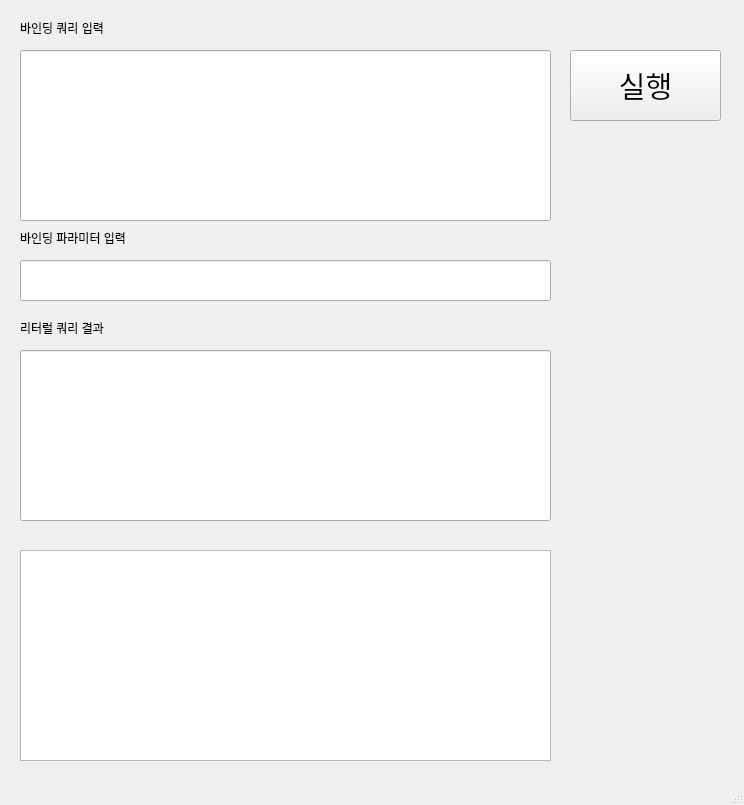
The window that pythonProject/BindingQueryConvert/BindingQueryConvert.ui (kimhopepa/PythonPjt) describes before a commit, drawn with Qt 5.
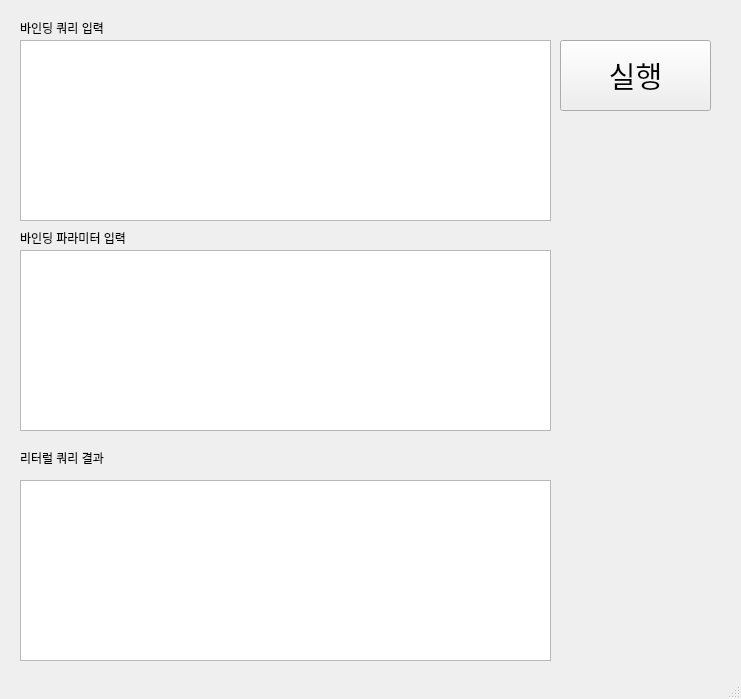
The same window after the commit.

What changed in the file:
```diff
--- a/pythonProject/BindingQueryConvert/BindingQueryConvert.ui
+++ b/pythonProject/BindingQueryConvert/BindingQueryConvert.ui
@@ -6,40 +6,14 @@
    <rect>
     <x>0</x>
     <y>0</y>
-    <width>744</width>
-    <height>805</height>
+    <width>741</width>
+    <height>699</height>
    </rect>
   </property>
   <property name="windowTitle">
    <string>MainWindow</string>
   </property>
   <widget class="QWidget" name="centralwidget">
-   <widget class="QLineEdit" name="lineEdit_bindingQuery">
-    <property name="geometry">
-     <rect>
-      <x>20</x>
-      <y>50</y>
-      <width>531</width>
-      <height>171</height>
-     </rect>
-    </property>
-    <property name="alignment">
-     <set>Qt::AlignLeading|Qt::AlignLeft|Qt::AlignTop</set>
-    </property>
-   </widget>
-   <widget class="QLineEdit" name="lineEdit_Parameter">
-    <property name="geometry">
-     <rect>
-      <x>20</x>
-      <y>260</y>
-      <width>531</width>
-      <height>41</height>
-     </rect>
-    </property>
-    <property name="alignment">
-     <set>Qt::AlignLeading|Qt::AlignLeft|Qt::AlignTop</set>
-    </property>
-   </widget>
    <widget class="QLabel" name="label">
     <property name="geometry">
      <rect>
@@ -70,7 +44,7 @@
     <property name="geometry">
      <rect>
       <x>20</x>
-      <y>320</y>
+      <y>450</y>
       <width>131</width>
       <height>16</height>
      </rect>
@@ -79,24 +53,11 @@
      <string>리터럴 쿼리 결과</string>
     </property>
    </widget>
-   <widget class="QLineEdit" name="lineEdit_literalQuery">
-    <property name="geometry">
-     <rect>
-      <x>20</x>
-      <y>350</y>
-      <width>531</width>
-      <height>171</height>
-     </rect>
-    </property>
-    <property name="alignment">
-     <set>Qt::AlignLeading|Qt::AlignLeft|Qt::AlignTop</set>
-    </property>
-   </widget>
    <widget class="QPushButton" name="pushButton_Convert">
     <property name="geometry">
      <rect>
-      <x>570</x>
-      <y>50</y>
+      <x>560</x>
+      <y>40</y>
       <width>151</width>
       <height>71</height>
      </rect>
@@ -115,9 +76,29 @@
     <property name="geometry">
      <rect>
       <x>20</x>
-      <y>550</y>
+      <y>40</y>
       <width>531</width>
-      <height>211</height>
+      <height>181</height>
+     </rect>
+    </property>
+   </widget>
+   <widget class="QPlainTextEdit" name="plainTextEdit_BindingParameter">
+    <property name="geometry">
+     <rect>
+      <x>20</x>
+      <y>250</y>
+      <width>531</width>
+      <height>181</height>
+     </rect>
+    </property>
+   </widget>
+   <widget class="QPlainTextEdit" name="plainTextEdit_literalQuery">
+    <property name="geometry">
+     <rect>
+      <x>20</x>
+      <y>480</y>
+      <width>531</width>
+      <height>181</height>
      </rect>
     </property>
    </widget>
```
Left out of the diff: 14 changed lines with no effect on the pictures.
